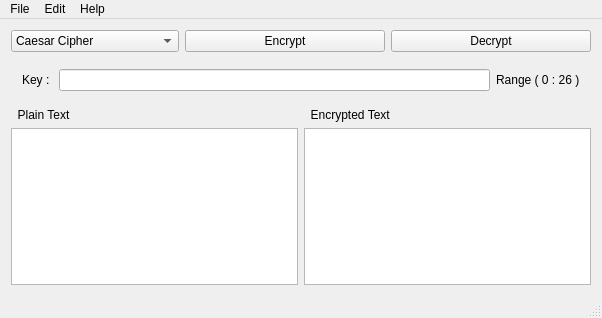
This is C++ Qt App/mainwindow.ui in ahmedaboulrous/Encryption-Decryption-Algorithms as Qt 5 draws it before an edit. The edited form follows.
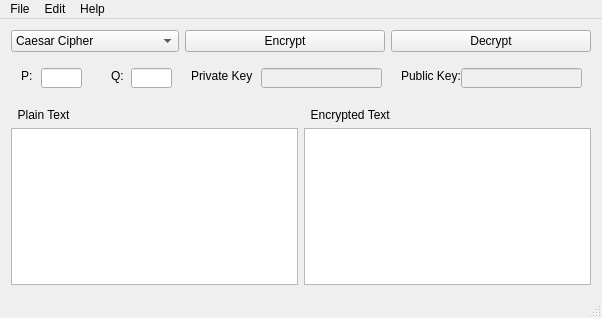
This is the edited form. The open tabs and pages were chosen to show the change.

The edit to the form file:
```diff
--- a/C++ Qt App/mainwindow.ui
+++ b/C++ Qt App/mainwindow.ui
@@ -167,6 +167,144 @@
         </property>
        </widget>
       </widget>
+      <widget class="QWidget" name="page_3">
+       <widget class="QLineEdit" name="RSA_lineEdit_p">
+        <property name="geometry">
+         <rect>
+          <x>30</x>
+          <y>10</y>
+          <width>41</width>
+          <height>20</height>
+         </rect>
+        </property>
+       </widget>
+       <widget class="QLabel" name="label_7">
+        <property name="geometry">
+         <rect>
+          <x>10</x>
+          <y>10</y>
+          <width>21</width>
+          <height>16</height>
+         </rect>
+        </property>
+        <property name="text">
+         <string>P: </string>
+        </property>
+       </widget>
+       <widget class="QLineEdit" name="RSA_lineEdit_q">
+        <property name="geometry">
+         <rect>
+          <x>120</x>
+          <y>10</y>
+          <width>41</width>
+          <height>20</height>
+         </rect>
+        </property>
+       </widget>
+       <widget class="QLabel" name="label_8">
+        <property name="geometry">
+         <rect>
+          <x>100</x>
+          <y>10</y>
+          <width>21</width>
+          <height>16</height>
+         </rect>
+        </property>
+        <property name="text">
+         <string>Q: </string>
+        </property>
+       </widget>
+       <widget class="QLineEdit" name="RSA_lineEdit_prkey">
+        <property name="enabled">
+         <bool>false</bool>
+        </property>
+        <property name="geometry">
+         <rect>
+          <x>250</x>
+          <y>10</y>
+          <width>121</width>
+          <height>20</height>
+         </rect>
+        </property>
+       </widget>
+       <widget class="QLabel" name="label_9">
+        <property name="geometry">
+         <rect>
+          <x>180</x>
+          <y>10</y>
+          <width>61</width>
+          <height>16</height>
+         </rect>
+        </property>
+        <property name="text">
+         <string>Private Key: </string>
+        </property>
+       </widget>
+       <widget class="QLabel" name="label_12">
+        <property name="geometry">
+         <rect>
+          <x>390</x>
+          <y>10</y>
+          <width>61</width>
+          <height>16</height>
+         </rect>
+        </property>
+        <property name="text">
+         <string>Public Key: </string>
+        </property>
+       </widget>
+       <widget class="QLineEdit" name="RSA_lineEdit_pukey">
+        <property name="enabled">
+         <bool>false</bool>
+        </property>
+        <property name="geometry">
+         <rect>
+          <x>450</x>
+          <y>10</y>
+          <width>121</width>
+          <height>20</height>
+         </rect>
+        </property>
+       </widget>
+      </widget>
+      <widget class="QWidget" name="page_4">
+       <widget class="QLabel" name="label_10">
+        <property name="geometry">
+         <rect>
+          <x>500</x>
+          <y>10</y>
+          <width>76</width>
+          <height>20</height>
+         </rect>
+        </property>
+        <property name="text">
+         <string>Numeric Value</string>
+        </property>
+       </widget>
+       <widget class="QLabel" name="label_11">
+        <property name="geometry">
+         <rect>
+          <x>10</x>
+          <y>10</y>
+          <width>28</width>
+          <height>20</height>
+         </rect>
+        </property>
+        <property name="text">
+         <string>Key : </string>
+        </property>
+       </widget>
+       <widget class="QLineEdit" name="lineEdit_rc4_key">
+        <property name="geometry">
+         <rect>
+          <x>44</x>
+          <y>10</y>
+          <width>450</width>
+          <height>20</height>
+         </rect>
+        </property>
+       </widget>
+      </widget>
      </widget>
     </item>
     <item>
```
Left out of the diff: 15 changed lines with no effect on the pictures.
